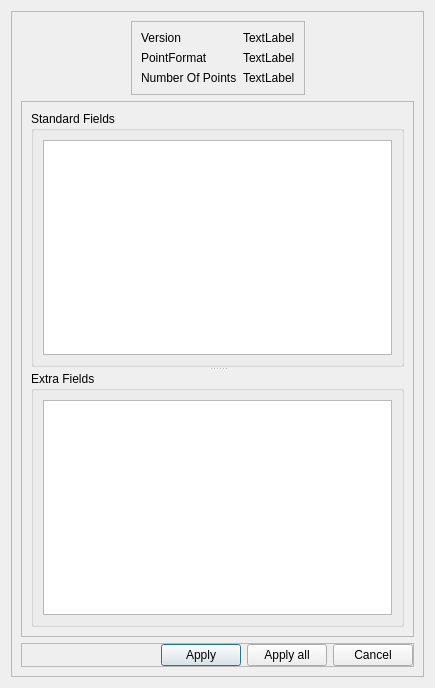
The window that plugins/core/IO/qLASIO/ui/lasopendialog.ui (CloudCompare/CloudCompare) describes before a commit, drawn with Qt 5.
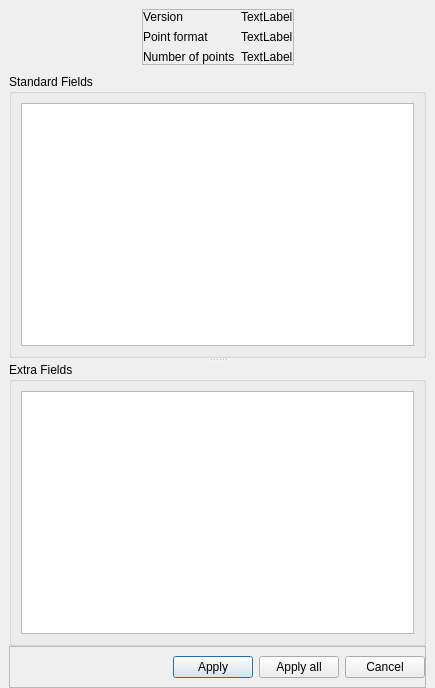
The same window after the commit.

Commit message: Udate syntax and GUI display

The edit to the form file:
```diff
--- a/plugins/core/IO/qLASIO/ui/lasopendialog.ui
+++ b/plugins/core/IO/qLASIO/ui/lasopendialog.ui
@@ -14,17 +14,57 @@
             <string>Open LAS file</string>
         </property>
         <layout class="QVBoxLayout" name="verticalLayout">
+   <property name="leftMargin">
+    <number>0</number>
+   </property>
+   <property name="topMargin">
+    <number>0</number>
+   </property>
+   <property name="rightMargin">
+    <number>0</number>
+   </property>
+   <property name="bottomMargin">
+    <number>0</number>
+   </property>
             <item>
                 <widget class="QFrame" name="mainFrame">
-                    <property name="frameShape">
-                        <enum>QFrame::StyledPanel</enum>
-                    </property>
-                    <property name="frameShadow">
-                        <enum>QFrame::Raised</enum>
-                    </property>
                     <layout class="QVBoxLayout" name="verticalLayout_3">
+      <property name="spacing">
+       <number>0</number>
+      </property>
+      <property name="leftMargin">
+       <number>9</number>
+      </property>
+      <property name="topMargin">
+       <number>0</number>
+      </property>
+      <property name="rightMargin">
+       <number>9</number>
+      </property>
+      <property name="bottomMargin">
+       <number>0</number>
+      </property>
                         <item>
+       <widget class="QFrame" name="topFrame">
+        <property name="sizePolicy">
+         <sizepolicy hsizetype="Preferred" vsizetype="Maximum">
+          <horstretch>0</horstretch>
+          <verstretch>0</verstretch>
+         </sizepolicy>
+        </property>
                             <layout class="QHBoxLayout" name="horizontalLayout">
+         <property name="leftMargin">
+          <number>0</number>
+         </property>
+         <property name="topMargin">
+          <number>9</number>
+         </property>
+         <property name="rightMargin">
+          <number>0</number>
+         </property>
+         <property name="bottomMargin">
+          <number>9</number>
+         </property>
                                 <item>
                                     <spacer name="horizontalSpacer">
                                         <property name="orientation">
@@ -47,6 +87,18 @@
                                             <enum>QFrame::Raised</enum>
                                         </property>
                                         <layout class="QGridLayout" name="gridLayout">
+            <property name="leftMargin">
+             <number>0</number>
+            </property>
+            <property name="topMargin">
+             <number>0</number>
+            </property>
+            <property name="rightMargin">
+             <number>0</number>
+            </property>
+            <property name="bottomMargin">
+             <number>0</number>
+            </property>
                                             <item row="0" column="0">
                                                 <widget class="QLabel" name="label">
                                                     <property name="text">
@@ -64,7 +116,7 @@
                                             <item row="1" column="0">
                                                 <widget class="QLabel" name="label_3">
                                                     <property name="text">
-                                                        <string>PointFormat</string>
+               <string>Point format</string>
                                                     </property>
                                                 </widget>
                                             </item>
@@ -78,7 +130,7 @@
                                             <item row="2" column="0">
                                                 <widget class="QLabel" name="label_5">
                                                     <property name="text">
-                                                        <string>Number Of Points</string>
+               <string>Number of points</string>
                                                     </property>
                                                 </widget>
                                             </item>
@@ -106,16 +158,23 @@
                                     </spacer>
                                 </item>
                             </layout>
+       </widget>
                         </item>
                         <item>
                             <widget class="QFrame" name="scalarFieldSelectionFrame">
-                                <property name="frameShape">
-                                    <enum>QFrame::StyledPanel</enum>
-                                </property>
-                                <property name="frameShadow">
-                                    <enum>QFrame::Raised</enum>
-                                </property>
                                 <layout class="QVBoxLayout" name="verticalLayout_5">
+         <property name="leftMargin">
+          <number>0</number>
+         </property>
+         <property name="topMargin">
+          <number>0</number>
+         </property>
+         <property name="rightMargin">
+          <number>0</number>
+         </property>
+         <property name="bottomMargin">
+          <number>0</number>
+         </property>
                                     <item>
                                         <widget class="QSplitter" name="splitter">
                                             <property name="orientation">
@@ -158,14 +217,11 @@
                                     <property name="leftMargin">
                                         <number>0</number>
                                     </property>
-                                    <property name="topMargin">
-                                        <number>0</number>
-                                    </property>
                                     <property name="rightMargin">
                                         <number>0</number>
                                     </property>
                                     <property name="bottomMargin">
-                                        <number>0</number>
+          <number>9</number>
                                     </property>
                                     <item>
                                         <spacer name="horizontalSpacer_5">
```
Lines whose indentation alone changed are shown as unchanged. The commit also changes 6 other files.
